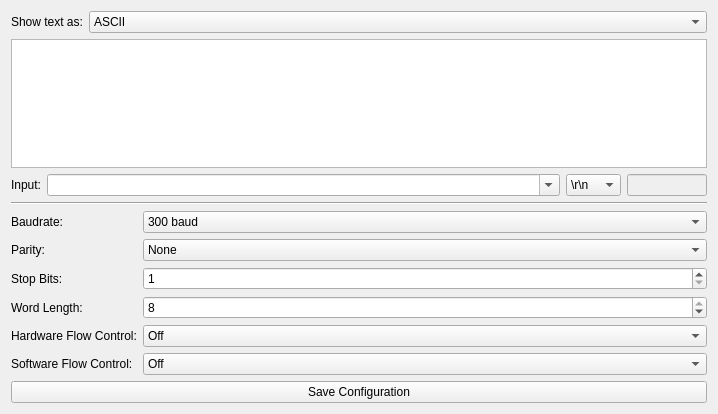
Old version of the form src/brickv/plugin_system/plugins/rs232/ui/rs232.ui in the repository Tinkerforge/brickv.
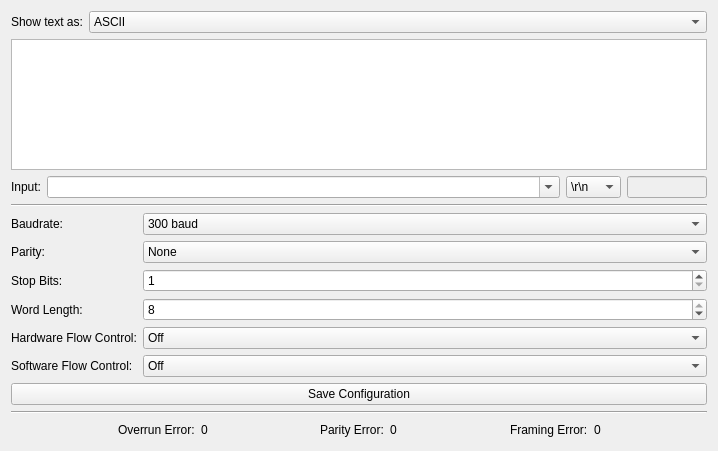
New version of the form.

Commit message: Add error cb labels (overrun, parity, framing)

```diff
--- a/src/brickv/plugin_system/plugins/rs232/ui/rs232.ui
+++ b/src/brickv/plugin_system/plugins/rs232/ui/rs232.ui
@@ -7,7 +7,7 @@
     <x>0</x>
     <y>0</y>
     <width>718</width>
-    <height>414</height>
+    <height>451</height>
    </rect>
   </property>
   <property name="windowTitle">
@@ -381,6 +381,111 @@
      </item>
     </layout>
    </item>
+   <item>
+    <widget class="Line" name="line_2">
+     <property name="orientation">
+      <enum>Qt::Horizontal</enum>
+     </property>
+    </widget>
+   </item>
+   <item>
+    <layout class="QHBoxLayout" name="horizontalLayout_3">
+     <item>
+      <spacer name="horizontalSpacer">
+       <property name="orientation">
+        <enum>Qt::Horizontal</enum>
+       </property>
+       <property name="sizeHint" stdset="0">
+        <size>
+         <width>40</width>
+         <height>20</height>
+        </size>
+       </property>
+      </spacer>
+     </item>
+     <item>
+      <widget class="QLabel" name="label_9">
+       <property name="text">
+        <string>Overrun Error:</string>
+       </property>
+      </widget>
+     </item>
+     <item>
+      <widget class="QLabel" name="label_error_overrun">
+       <property name="text">
+        <string>0</string>
+       </property>
+      </widget>
+     </item>
+     <item>
+      <spacer name="horizontalSpacer_2">
+       <property name="orientation">
+        <enum>Qt::Horizontal</enum>
+       </property>
+       <property name="sizeHint" stdset="0">
+        <size>
+         <width>40</width>
+         <height>20</height>
+        </size>
+       </property>
+      </spacer>
+     </item>
+     <item>
+      <widget class="QLabel" name="label_11">
+       <property name="text">
+        <string>Parity Error:</string>
+       </property>
+      </widget>
+     </item>
+     <item>
+      <widget class="QLabel" name="label_error_parity">
+       <property name="text">
+        <string>0</string>
+       </property>
+      </widget>
+     </item>
+     <item>
+      <spacer name="horizontalSpacer_3">
+       <property name="orientation">
+        <enum>Qt::Horizontal</enum>
+       </property>
+       <property name="sizeHint" stdset="0">
+        <size>
+         <width>40</width>
+         <height>20</height>
+        </size>
+       </property>
+      </spacer>
+     </item>
+     <item>
+      <widget class="QLabel" name="label_13">
+       <property name="text">
+        <string>Framing Error:</string>
+       </property>
+      </widget>
+     </item>
+     <item>
+      <widget class="QLabel" name="label_error_framing">
+       <property name="text">
+        <string>0</string>
+       </property>
+      </widget>
+     </item>
+     <item>
+      <spacer name="horizontalSpacer_4">
+       <property name="orientation">
+        <enum>Qt::Horizontal</enum>
+       </property>
+       <property name="sizeHint" stdset="0">
+        <size>
+         <width>40</width>
+         <height>20</height>
+        </size>
+       </property>
+      </spacer>
+     </item>
+    </layout>
+   </item>
   </layout>
  </widget>
  <tabstops>
```
The commit also changes 1 other file.
